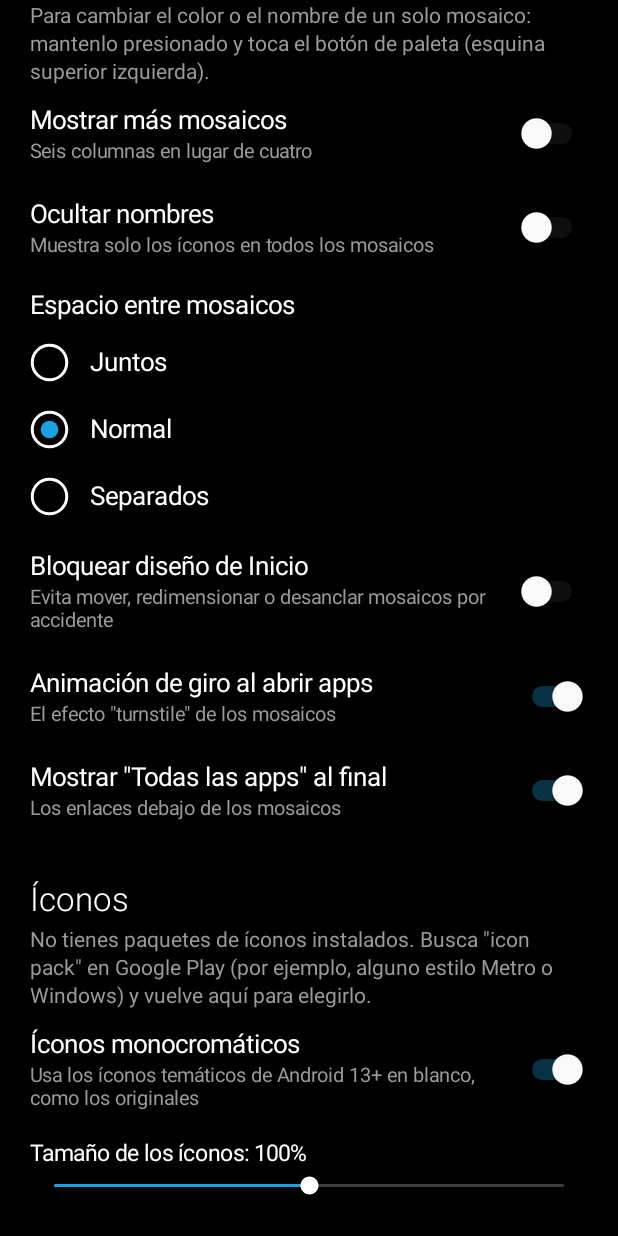
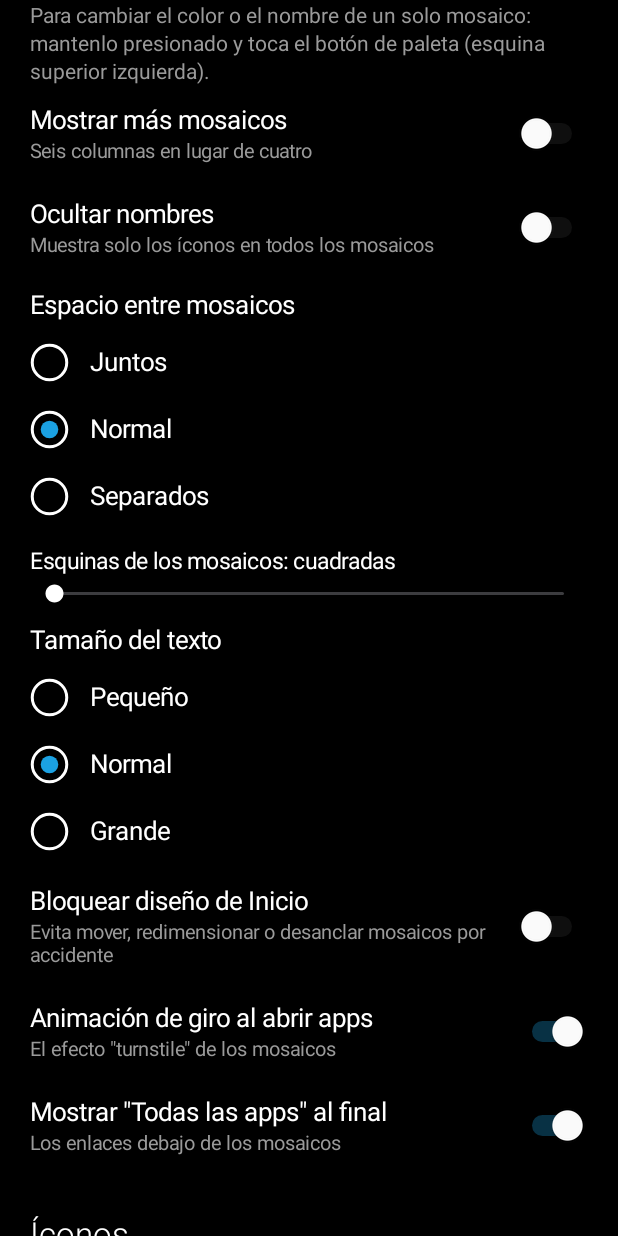
Before and after one commit to IngBerny/mosaico-launcher, an Android app: the SettingsActivity screen opened directly, with no data from a screen before it, scrolled down 1153 dp, on a phone screen of 412 x 824 dp. Run offline under Robolectric (Android 15) with nearby library versions, the phone set to English and light mode, and no system bars; pictures from the network do not load.

Commit message:
v1.2: color de íconos y texto, íconos silueta, esquinas y tamaño de texto
Co-Authored-By: Claude Opus 5.5 <noreply@anthropic.com>
Claude-Session: https://claude.ai/code/session_01Hctx8xdXDuwGHUrbYjfV6o

```diff
--- a/app/build.gradle.kts
+++ b/app/build.gradle.kts
@@ -19,8 +19,8 @@ android {
         applicationId = "com.ingberny.mosaico"
         minSdk = 29
         targetSdk = 35
-        versionCode = 2
-        versionName = "1.1"
+        versionCode = 3
+        versionName = "1.2"
     }
 
     signingConfigs {
--- a/app/src/main/java/com/ingberny/mosaico/Prefs.kt
+++ b/app/src/main/java/com/ingberny/mosaico/Prefs.kt
@@ -46,6 +46,15 @@ class Prefs(ctx: Context) {
     /** Tamaño de los íconos en %, de 60 a 140. */
     var iconScale: Int get() = i("iconScale", 100); set(v) = put("iconScale", v)
     var iconPack: String get() = s("iconPack") ?: ""; set(v) = put("iconPack", v)
+    /** 0 = colores originales, 1 = monocromático cuando la app lo trae, 2 = silueta para todas. */
+    var iconStyle: Int get() = i("iconStyle", if (monoIcons) 1 else 0); set(v) = put("iconStyle", v)
+    /** Color de íconos y texto de los mosaicos (ARGB) o TileSpec.COLOR_ACCENT. */
+    var tileFg: Int get() = i("tileFg", 0xFFFFFFFF.toInt()); set(v) = put("tileFg", v)
+    /** Radio de las esquinas de los mosaicos en dp (0 = cuadrados, como el original). */
+    var tileRadius: Int get() = i("tileRadius", 0); set(v) = put("tileRadius", v)
+    /** Tamaño del texto de los mosaicos en %. */
+    var textScale: Int get() = i("textScale", 100); set(v) = put("textScale", v)
+
     var lockLayout: Boolean get() = b("lockLayout", false); set(v) = put("lockLayout", v)
     var showFooter: Boolean get() = b("showFooter", true); set(v) = put("showFooter", v)
     var askedDefault: Boolean get() = b("askedDefault", false); set(v) = put("askedDefault", v)
--- a/app/src/main/java/com/ingberny/mosaico/SettingsActivity.kt
+++ b/app/src/main/java/com/ingberny/mosaico/SettingsActivity.kt
@@ -283,6 +283,23 @@ class SettingsActivity : Activity() {
         switchRow("Ocultar nombres", "Muestra solo los íconos en todos los mosaicos", prefs.hideLabels) { prefs.hideLabels = it; prefs.bump() }
         add(label("Espacio entre mosaicos", 17f, pal.fg, Fonts.regular), 12)
         choice(listOf("Juntos", "Normal", "Separados"), prefs.tileGap) { prefs.tileGap = it; changed() }
+        add(label("Esquinas de los mosaicos: ${if (prefs.tileRadius == 0) "cuadradas" else "${prefs.tileRadius} dp"}", 15f, pal.fg, Fonts.regular), 12)
+        add(SeekBar(this).apply {
+            max = 24
+            progress = prefs.tileRadius
+            progressTintList = ColorStateList.valueOf(pal.accent)
+            thumbTintList = ColorStateList.valueOf(pal.fg)
+            setOnSeekBarChangeListener(object : SeekBar.OnSeekBarChangeListener {
+                override fun onProgressChanged(s: SeekBar?, v: Int, fromUser: Boolean) {}
+                override fun onStartTrackingTouch(s: SeekBar?) {}
+                override fun onStopTrackingTouch(s: SeekBar?) { prefs.tileRadius = s?.progress ?: 0; changed() }
+            })
+        }, 4)
+        add(label("Tamaño del texto", 17f, pal.fg, Fonts.regular), 12)
+        val scales = listOf(85, 100, 120)
+        choice(listOf("Pequeño", "Normal", "Grande"), scales.indexOf(prefs.textScale).let { if (it < 0) 1 else it }) {
+            prefs.textScale = scales[it]; changed()
+        }
         switchRow("Bloquear diseño de Inicio", "Evita mover, redimensionar o desanclar mosaicos por accidente",
             prefs.lockLayout) { prefs.lockLayout = it; prefs.bump() }
         switchRow("Animación de giro al abrir apps", "El efecto \"turnstile\" de los mosaicos", prefs.turnstile) { prefs.turnstile = it; prefs.bump() }
@@ -298,8 +315,23 @@ class SettingsActivity : Activity() {
             val sel = packs.indexOfFirst { it.pkg == prefs.iconPack } + 1
             choice(names, sel) { i -> prefs.iconPack = if (i == 0) "" else packs[i - 1].pkg; changed() }
         }
-        switchRow("Íconos monocromáticos", "Usa los íconos temáticos de Android 13+ en blanco, como los originales",
-            prefs.monoIcons) { prefs.monoIcons = it; prefs.bump() }
+        add(label("Estilo de los íconos", 17f, pal.fg, Fonts.regular), 12)
+        choice(listOf(
+            "Colores originales de cada app",
+            "Monocromáticos cuando la app lo permite (Android 13+)",
+            "Silueta de un solo color para todos (estilo Metro puro)",
+        ), prefs.iconStyle) { prefs.iconStyle = it; changed() }
+        caption("El color de los íconos se aplica a los estilos monocromático y silueta.")
+
+        add(label("Color de íconos y texto", 17f, pal.fg, Fonts.regular), 14)
+        val fgOptions = listOf("Blanco" to Color.WHITE, "Negro" to Color.BLACK, "Color de énfasis" to TileSpec.COLOR_ACCENT)
+        val fgSel = fgOptions.indexOfFirst { it.second == prefs.tileFg }.let { if (it < 0) 3 else it }
+        choice(fgOptions.map { it.first } + "Personalizado", fgSel) { i ->
+            if (i < 3) { prefs.tileFg = fgOptions[i].second; changed() }
+            else Pickers.askColor(this, pal, "Color de íconos y texto",
+                if (prefs.tileFg == TileSpec.COLOR_ACCENT) prefs.accent else prefs.tileFg) { prefs.tileFg = it; changed() }
+        }
+        caption("Cada mosaico puede tener el suyo: mantenlo presionado → paleta → Color del ícono y texto.")
         add(label("Tamaño de los íconos: ${prefs.iconScale}%", 15f, pal.fg, Fonts.regular), 10)
         add(SeekBar(this).apply {
             max = 80
```
Also changed, not shown: app/src/main/java/com/ingberny/mosaico/AppListView.kt (+5 -6 lines), app/src/main/java/com/ingberny/mosaico/AppRepo.kt (+33 -1 lines), app/src/main/java/com/ingberny/mosaico/MainActivity.kt (+22 -3 lines), app/src/main/java/com/ingberny/mosaico/Pickers.kt (+10 -7 lines), app/src/main/java/com/ingberny/mosaico/TileView.kt (+34 -18 lines), app/src/main/java/com/ingberny/mosaico/Tiles.kt (+5 -2 lines), 1 other file.
